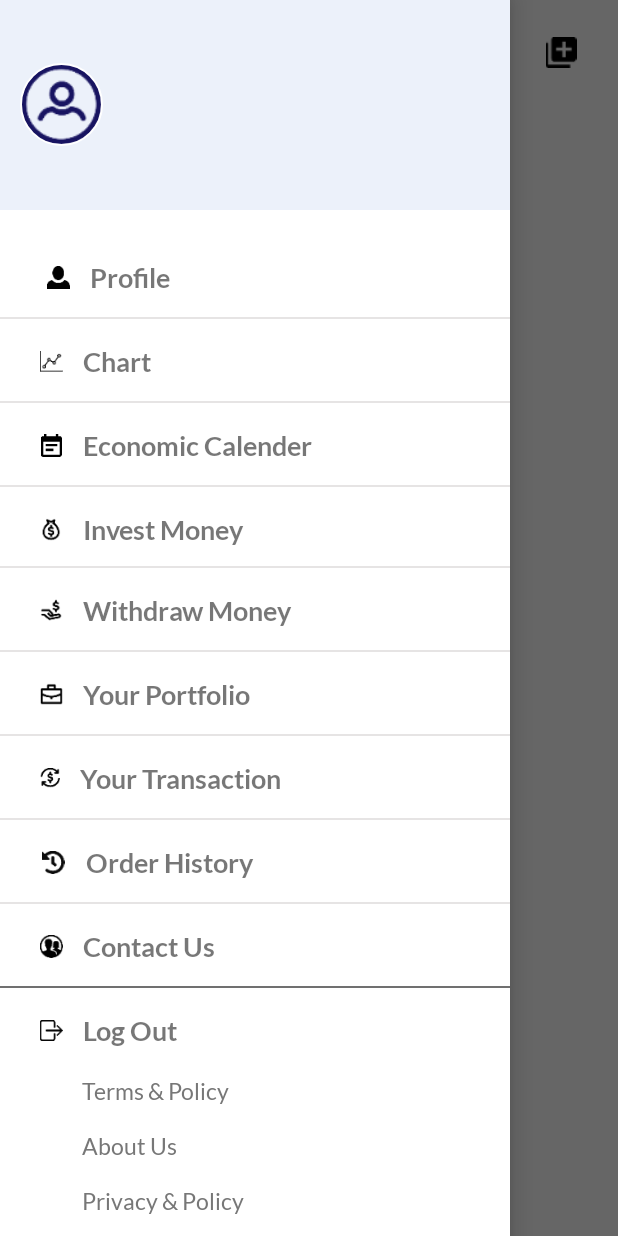
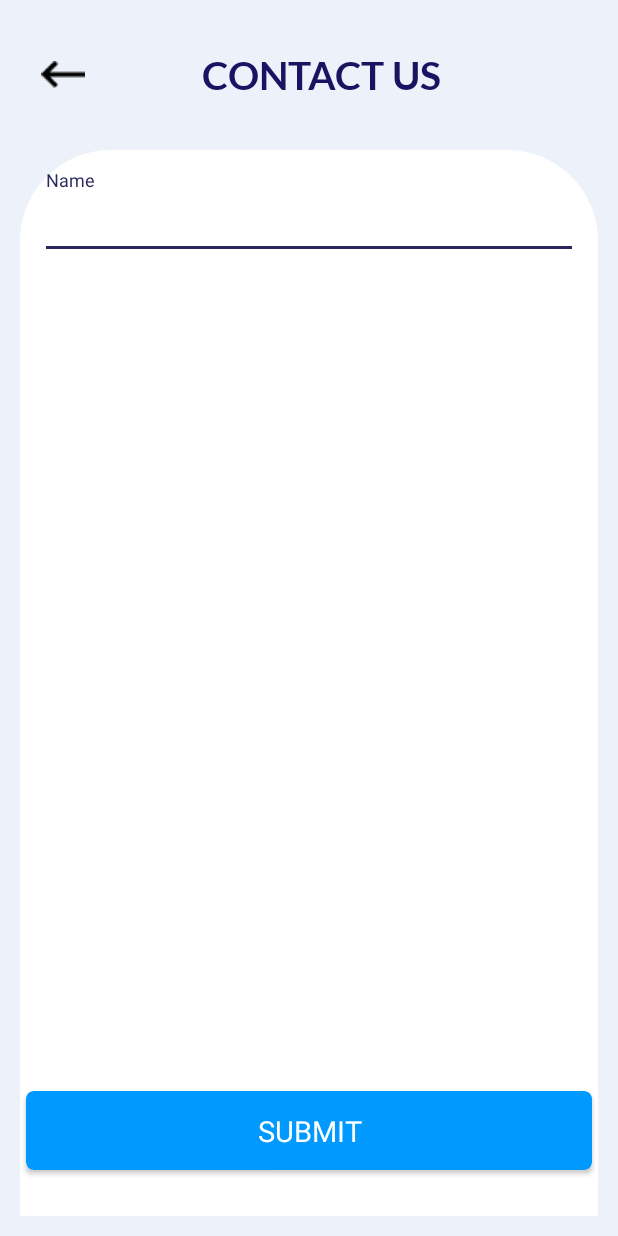
Before and after one commit to vpprajapati19/GrowFxTrade, an Android app: the MainActivity screen opened directly, with no data from a screen before it, after a tap on "Contact Us", on a phone screen of 412 x 824 dp. Run offline under Robolectric (Android 15) with nearby library versions, the phone set to English and light mode, and no system bars; our stand-ins replace CircleImageView, sdp/ssp sizes; libraries missing offline, so code that uses them is left out: com.facebook.appevents, com.github.ybq.android, com.kinda.alert, org.aviran.cookiebar2; network calls fail; pictures from the network do not load; 3 other taps on this screen came first.

Commit message:
vinod 11-03-2022 uploaded

```diff
--- a/app/src/main/AndroidManifest.xml
+++ b/app/src/main/AndroidManifest.xml
@@ -120,6 +120,12 @@
             android:screenOrientation="nosensor"
             android:theme="@style/MyMaterialTheme.NoActionBar"
             android:windowSoftInputMode="adjustNothing" />
+        <activity
+            android:name=".activity.ChatWithUsActivity"
+            android:label="@string/app_name"
+            android:screenOrientation="nosensor"
+            android:theme="@style/MyMaterialTheme.NoActionBar"
+            android:windowSoftInputMode="adjustNothing" />
 
         <meta-data
             android:name="com.facebook.sdk.ApplicationId"
--- /dev/null
+++ b/app/src/main/java/com/growfxtrade/activity/ChatWithUsActivity.java
@@ -0,0 +1,158 @@
+package com.growfxtrade.activity;
+
+import android.app.Dialog;
+import android.content.Intent;
+import android.os.Bundle;
+import android.util.Log;
+import android.view.View;
+import android.widget.EditText;
+import android.widget.ImageView;
+import android.widget.Toast;
+import androidx.appcompat.app.AppCompatActivity;
+import androidx.cardview.widget.CardView;
+import androidx.core.app.NotificationCompat;
+import com.facebook.appevents.AppEventsConstants;
+import com.growfxtrade.R;
+import com.growfxtrade.prefrence.PrefrenceManager;
+import com.growfxtrade.utils.AppUtils;
+import com.growfxtrade.utils.CommonMethods;
+import com.growfxtrade.utils.RequestInterface;
+import com.growfxtrade.utils.RetrofitClient;
+import com.kinda.alert.KAlertDialog;
+import okhttp3.ResponseBody;
+import org.json.JSONObject;
+import retrofit2.Call;
+import retrofit2.Callback;
+import retrofit2.Response;
+
+public class ChatWithUsActivity extends AppCompatActivity implements View.OnClickListener {
+    /* access modifiers changed from: private */
+    public String TAG = "AddCurrencyActivity";
+    private CardView btn_submit;
+    /* access modifiers changed from: private */
+    public Dialog dialog;
+    private EditText et_contactno;
+    private EditText et_email;
+    private EditText et_message;
+    private EditText et_name;
+    private EditText et_reason;
+    private ImageView ivicon;
+    JSONObject jsonObject;
+
+    /* access modifiers changed from: protected */
+    public void onCreate(Bundle bundle) {
+        super.onCreate(bundle);
+        setContentView((int) R.layout.activity_chatwithus);
+        initComponent();
+    }
+
+    private void initComponent() {
+        this.ivicon = (ImageView) findViewById(R.id.ivicon);
+        this.btn_submit = (CardView) findViewById(R.id.btn_submit);
+        this.et_name = (EditText) findViewById(R.id.et_name);
+        this.et_email = (EditText) findViewById(R.id.et_email);
+        this.et_contactno = (EditText) findViewById(R.id.et_contactno);
+        this.et_reason = (EditText) findViewById(R.id.et_reason);
+        this.et_message = (EditText) findViewById(R.id.et_message);
+        this.et_name.setText(PrefrenceManager.getString(this, PrefrenceManager.USERNAME));
+        this.et_email.setText(PrefrenceManager.getString(this, PrefrenceManager.EMAIL));
+        this.et_contactno.setText(PrefrenceManager.getString(this, PrefrenceManager.MOBILE));
+        this.ivicon.setOnClickListener(this);
+        this.btn_submit.setOnClickListener(this);
+    }
+
+    public void onClick(View view) {
+        if (view == this.ivicon) {
+            finish();
+            startActivity(new Intent(this, MainActivity.class));
+            overridePendingTransition(R.anim.enter_from_left, R.anim.exit_to_right);
+        }
+        if (view == this.btn_submit) {
+            String obj = this.et_name.getText().toString();
+            String obj2 = this.et_email.getText().toString();
+            String obj3 = this.et_contactno.getText().toString();
+            String obj4 = this.et_reason.getText().toString();
+            String obj5 = this.et_message.getText().toString();
+            if (obj.length() <= 0) {
+                this.et_name.setError("Enter Valid Name");
+            } else if (obj2.length() <= 0) {
+                this.et_email.setError("Enter Valid Email");
+            } else if (obj3.length() <= 0) {
+                this.et_contactno.setError("Enter Valid Contact Number");
+            } else if (obj4.length() <= 0) {
+                this.et_reason.setError("Enter Valid Reason");
+            } else if (obj5.length() <= 0) {
+                this.et_message.setError("Enter Valid Message");
+            } else if (!CommonMethods.getInternetStatus(this)) {
+                CommonMethods.showInternetDialog(this);
+            } else {
+                addContactInfo(obj, obj2, obj3, obj4, obj5);
+            }
+        }
+    }
+
+    private void getInfoDialog(String str) {
+        new KAlertDialog(this).setTitleText("").setContentText(str).setConfirmClickListener(new KAlertDialog.OnSweetClickListener() {
+            public void onClick(KAlertDialog kAlertDialog) {
+                kAlertDialog.dismissWithAnimation();
+                ChatWithUsActivity.this.startActivity(new Intent(ChatWithUsActivity.this, MainActivity.class));
+                ChatWithUsActivity.this.finish();
+            }
+        }).show();
+    }
+
+    public void onBackPressed() {
+        super.onBackPressed();
+        finish();
+        startActivity(new Intent(this, MainActivity.class));
+        overridePendingTransition(R.anim.enter_from_left, R.anim.exit_to_right);
+    }
+
+    public void addContactInfo(String str, String str2, String str3, String str4, String str5) {
+        String str6 = this.TAG;
+        Log.e(str6, "money1  " + PrefrenceManager.getString(this, PrefrenceManager.USERID));
+        this.dialog = CommonMethods.showDialogProgressBarNew(this);
+        ((RequestInterface) RetrofitClient.getClient(this).create(RequestInterface.class)).addContact(str, str2, str3, str4, str5).enqueue(new Callback<ResponseBody>() {
+            public void onResponse(Call<ResponseBody> call, Response<ResponseBody> response) {
+                String str;
+                ChatWithUsActivity.this.dialog.dismiss();
+                String access$100 = ChatWithUsActivity.this.TAG;
+                CommonMethods.PrintLog(access$100, "url  " + response.raw().request().url());
+                String str2 = "";
+                try {
+                    String string = response.body().string();
+                    String access$1002 = ChatWithUsActivity.this.TAG;
+                    CommonMethods.PrintLog(access$1002, "url res " + string);
+                    ChatWithUsActivity.this.jsonObject = new JSONObject(string);
+                    str2 = ChatWithUsActivity.this.jsonObject.getString("staus");
+                    str = ChatWithUsActivity.this.jsonObject.getString(NotificationCompat.CATEGORY_MESSAGE);
+                } catch (Exception e) {
+                    String access$1003 = ChatWithUsActivity.this.TAG;
+                    CommonMethods.PrintLog(access$1003, "url Exception " + e.toString());
+                    str = "Error..!!!";
+                }
+                if (str2.equalsIgnoreCase(AppEventsConstants.EVENT_PARAM_VALUE_NO)) {
+                    final Dialog dialog = new Dialog(ChatWithUsActivity.this);
+                    dialog.requestWindowFeature(1);
+                    dialog.setCancelable(false);
+                    dialog.setContentView(R.layout.dialog);
+                    ((CardView) dialog.findViewById(R.id.btn_submit)).setOnClickListener(new View.OnClickListener() {
+                        public void onClick(View view) {
+                            dialog.dismiss();
+                            ChatWithUsActivity.this.startActivity(new Intent(ChatWithUsActivity.this, MainActivity.class));
+                            ChatWithUsActivity.this.finish();
+                        }
+                    });
+                    dialog.show();
+                    return;
+                }
+                Toast.makeText(ChatWithUsActivity.this, str, 0).show();
+            }
+
+            public void onFailure(Call<ResponseBody> call, Throwable th) {
+                ChatWithUsActivity.this.dialog.dismiss();
+                CommonMethods.simpleSnackbar(ChatWithUsActivity.this, AppUtils.SERVER_ERROR);
+            }
+        });
+    }
+}
--- a/app/src/main/java/com/growfxtrade/activity/MainActivity.java
+++ b/app/src/main/java/com/growfxtrade/activity/MainActivity.java
@@ -284,8 +284,8 @@ public class MainActivity extends BaseActivity implements NavigationView.OnNavig
             } else {
                 drawer_orderhistory.setSelected(true);
             }
-          //  Intent intent = new Intent(this, OrderHistoryActivity.class);
-          //  startActivity(intent);
+            Intent intent = new Intent(this, OrderHistoryActivity.class);
+            startActivity(intent);
             overridePendingTransition(R.anim.slide_in_right, R.anim.slide_out_left);
         }
         if (view == drawer_item_chatwithus) {
@@ -296,8 +296,8 @@ public class MainActivity extends BaseActivity implements NavigationView.OnNavig
               //  drawer_item_chatwithus.setBackgroundColor(getResources().getColor(R.color.gray_333));
                 drawer_item_chatwithus.setSelected(true);
             }
-         //   Intent intent = new Intent(this, ChatWithUsActivity.class);
-         //   startActivity(intent);
+            Intent intent = new Intent(this, ChatWithUsActivity.class);
+            startActivity(intent);
             overridePendingTransition(R.anim.slide_in_right, R.anim.slide_out_left);
         }
         if (view == drawer_item_resetpwd) {
@@ -307,8 +307,8 @@ public class MainActivity extends BaseActivity implements NavigationView.OnNavig
             } else {
                 drawer_item_resetpwd.setSelected(true);
             }
-           // Intent intent = new Intent(this, ChangePasswordActivity.class);
-           // startActivity(intent);
+            Intent intent = new Intent(this, ForgotPasswordActivity.class);
+            startActivity(intent);
             overridePendingTransition(R.anim.slide_in_right, R.anim.slide_out_left);
         }
         if (view == drawer_item_portfolio) {
--- /dev/null
+++ b/app/src/main/res/layout/activity_chatwithus.xml
@@ -0,0 +1,228 @@
+<?xml version="1.0" encoding="utf-8"?>
+<androidx.constraintlayout.widget.ConstraintLayout xmlns:android="http://schemas.android.com/apk/res/android"
+    xmlns:aapt="http://schemas.android.com/aapt"
+    xmlns:sweet="http://schemas.android.com/apk/res-auto"
+    android:layout_width="match_parent"
+    android:layout_height="match_parent"
+    android:background="@color/colorBgHeader">
+
+    <RelativeLayout
+        android:layout_width="match_parent"
+        android:layout_height="match_parent">
+
+        <RelativeLayout
+            android:id="@+id/mainc"
+            android:layout_width="match_parent"
+            android:layout_height="100dp">
+            <androidx.appcompat.widget.Toolbar
+                xmlns:android="http://schemas.android.com/apk/res/android"
+                android:id="@+id/toolbar"
+                android:layout_width="fill_parent"
+                android:layout_height="fill_parent"
+                android:elevation="0dp"
+                android:background="@color/colorBgHeader">
+
+                <RelativeLayout
+                    android:layout_width="match_parent"
+                    android:layout_height="wrap_content"
+                    android:gravity="center_vertical">
+
+                    <ImageView
+                        android:id="@+id/ivicon"
+                        android:layout_width="@dimen/_40sdp"
+                        android:layout_height="@dimen/_20sdp"
+                        android:layout_centerVertical="true"
+                        android:layout_marginRight="10.0dip"
+                        android:padding="@dimen/_3sdp"
+                        android:src="@drawable/ic_back_arrow_new"
+                        android:visibility="visible" />
+
+                    <TextView
+                        android:id="@+id/tvtitle"
+                        android:layout_width="match_parent"
+                        android:layout_height="wrap_content"
+                        android:layout_centerVertical="true"
+                        android:fontFamily="@font/lato_bold"
+                        android:gravity="center"
+                        android:maxLines="1"
+                        android:text="@string/contactus"
+                        android:textAllCaps="true"
+                        android:textColor="@color/colorTitle"
+                        android:textSize="@dimen/_20sdp"
+                        android:textStyle="bold"
+                        android:visibility="visible" />
+
+                </RelativeLayout>
+            </androidx.appcompat.widget.Toolbar>
+        </RelativeLayout>
+
+        <RelativeLayout
+            android:layout_width="match_parent"
+            android:layout_height="match_parent"
+            android:layout_below="@+id/mainc"
+            android:layout_marginLeft="@dimen/_10sdp"
+            android:layout_marginRight="@dimen/_10sdp"
+            android:layout_marginBottom="@dimen/_10sdp"
+            android:orientation="vertical"
+            android:background="@drawable/bg_profile_rounded">
+
+            <LinearLayout
+                android:layout_width="match_parent"
+                android:layout_height="wrap_content"
+                android:layout_margin="@dimen/_10sdp"
+                android:orientation="vertical">
+
+                <com.google.android.material.textfield.TextInputLayout
+                    android:id="@+id/input_name"
+                    android:layout_width="match_parent"
+                    android:layout_height="wrap_content"
+                    android:textColorHint="@color/white">
+
+                    <com.google.android.material.textfield.TextInputEditText
+                        android:id="@+id/et_name"
+                        android:layout_width="match_parent"
+                        android:layout_height="wrap_content"
+                        android:layout_marginTop="5dp"
+                        android:backgroundTint="@color/colorLine"
+                        android:drawablePadding="@dimen/dp_10"
+                        android:hint="Name"
+                        android:inputType="none"
+                        android:textColorHint="@color/colorLine"
+                        android:textColor="@color/black"
+                        android:textSize="@dimen/_16sdp" />
+                </com.google.android.material.textfield.TextInputLayout>
+
+                <com.google.android.material.textfield.TextInputLayout
+                    android:id="@+id/input_email"
+                    android:layout_width="match_parent"
+                    android:layout_height="wrap_content"
+                    android:layout_marginTop="@dimen/_10sdp"
+                    android:textColorHint="@color/white">
+
+                    <com.google.android.material.textfield.TextInputEditText
+                        android:id="@+id/et_email"
+                        android:layout_width="match_parent"
+                        android:layout_height="wrap_content"
+                        android:layout_marginTop="5dp"
+                        android:backgroundTint="@color/white"
+                        android:drawablePadding="@dimen/dp_10"
+                        android:hint="@string/email"
+                        android:inputType="none"
+                        android:textColor="@color/white"
+                        android:textSize="@dimen/_12sdp" />
+                </com.google.android.material.textfield.TextInputLayout>
+
+                <com.google.android.material.textfield.TextInputLayout
+                    android:id="@+id/input_contactno"
+                    android:layout_width="match_parent"
+                    android:layout_height="wrap_content"
+                    android:layout_marginTop="@dimen/_10sdp"
+                    android:textColorHint="@color/white">
+
+                    <com.google.android.material.textfield.TextInputEditText
+                        android:id="@+id/et_contactno"
+                        android:layout_width="match_parent"
+                        android:layout_height="wrap_content"
+                        android:layout_marginTop="5dp"
+                        android:backgroundTint="@color/white"
+                        android:drawablePadding="@dimen/dp_10"
+                        android:hint="@string/contactno"
+                        android:inputType="none"
+                        android:textColor="@color/white"
+                        android:textSize="@dimen/_12sdp" />
+                </com.google.android.material.textfield.TextInputLayout>
+
+                <com.google.android.material.textfield.TextInputLayout
+                    android:id="@+id/input_coundtrycode"
+                    android:layout_width="match_parent"
+                    android:layout_height="wrap_content"
+                    android:layout_marginTop="@dimen/_10sdp"
+                    android:textColorHint="@color/white"
+                    android:visibility="gone">
+
+                    <com.google.android.material.textfield.TextInputEditText
+                        android:id="@+id/et_coundtrycode"
+                        android:layout_width="match_parent"
+                        android:layout_height="wrap_content"
+                        android:layout_marginTop="5dp"
+                        android:backgroundTint="@color/white"
+                        android:drawablePadding="@dimen/dp_10"
+                        android:hint="@string/coundtrycode"
+                        android:inputType="none"
+                        android:textColor="@color/white"
+                        android:textSize="@dimen/_12sdp" />
+                </com.google.android.material.textfield.TextInputLayout>
+
+                <com.google.android.material.textfield.TextInputLayout
+                    android:id="@+id/input_coundtry"
+                    android:layout_width="match_parent"
+                    android:layout_height="wrap_content"
+                    android:layout_marginTop="@dimen/_10sdp"
+                    android:textColorHint="@color/white">
+
+                    <com.google.android.material.textfield.TextInputEditText
+                        android:id="@+id/et_reason"
+                        android:layout_width="match_parent"
+                        android:layout_height="wrap_content"
+                        android:layout_marginTop="5dp"
+                        android:backgroundTint="@color/white"
+                        android:drawablePadding="@dimen/dp_10"
+                        android:hint="@string/reason"
+                        android:inputType="text"
+                        android:textColor="@color/white"
+                        android:textSize="@dimen/_12sdp" />
+                </com.google.android.material.textfield.TextInputLayout>
+
+                <com.google.android.material.textfield.TextInputLayout
+                    android:id="@+id/input_investmoney"
+                    android:layout_width="match_parent"
+                    android:layout_height="wrap_content"
+                    android:layout_marginTop="@dimen/_10sdp"
+                    android:textColorHint="@color/white">
+
+                    <com.google.android.material.textfield.TextInputEditText
+                        android:id="@+id/et_message"
+                        android:layout_width="match_parent"
+                        android:layout_height="wrap_content"
+                        android:layout_marginTop="5dp"
+                        android:backgroundTint="@color/white"
+                        android:drawablePadding="@dimen/dp_10"
+                        android:hint="@string/message"
+                        android:inputType="text"
+                        android:textColor="@color/white"
+                        android:textSize="@dimen/_12sdp" />
+                </com.google.android.material.textfield.TextInputLayout>
+            </LinearLayout>
+
+            <LinearLayout
+                android:layout_width="match_parent"
+                android:layout_height="wrap_content"
+                android:layout_alignParentBottom="true"
+                android:gravity="center"
+                android:orientation="vertical">
+
+                <androidx.cardview.widget.CardView
+                    android:id="@+id/btn_submit"
+                    android:layout_width="match_parent"
+                    android:layout_height="wrap_content"
+                    android:layout_marginBottom="@dimen/_20sdp"
+                    android:elevation="@dimen/_10sdp"
+                    sweet:cardBackgroundColor="@color/light_blue"
+                    sweet:cardCornerRadius="5dp"
+                    sweet:cardPreventCornerOverlap="true"
+                    sweet:cardUseCompatPadding="true">
+
+                    <TextView
+                        android:layout_width="match_parent"
+                        android:layout_height="wrap_content"
+                        android:gravity="center"
+                        android:paddingTop="@dimen/_10sdp"
+                        android:paddingBottom="@dimen/_10sdp"
+                        android:text="SUBMIT"
+                        android:textColor="@color/white"
+                        android:textSize="@dimen/_15sdp" />
+                </androidx.cardview.widget.CardView>
+            </LinearLayout>
+        </RelativeLayout>
+    </RelativeLayout>
+</androidx.constraintlayout.widget.ConstraintLayout>
--- a/app/src/main/res/layout/activity_invest_money_qr_code.xml
+++ b/app/src/main/res/layout/activity_invest_money_qr_code.xml
@@ -136,6 +136,7 @@
                                 android:text="Invested  ">
                             </TextView>
                             <TextView
+                                android:id="@+id/tv_price"
                                 android:layout_width="wrap_content"
                                 android:layout_height="wrap_content"
                                 android:layout_gravity="center"
--- a/app/src/main/res/layout/activity_invest_money_upi.xml
+++ b/app/src/main/res/layout/activity_invest_money_upi.xml
@@ -137,6 +137,7 @@
                                 android:text="Invested  ">
                             </TextView>
                             <TextView
+                                android:id="@+id/tv_price"
                                 android:layout_width="wrap_content"
                                 android:layout_height="wrap_content"
                                 android:layout_gravity="center"
```
Also changed, not shown: app/src/main/java/com/growfxtrade/activity/InvestMoneyActivity.java (+14 -11 lines), app/src/main/java/com/growfxtrade/activity/InvestMoneyQrCodeActivity.java (+11 -1 lines), app/src/main/java/com/growfxtrade/activity/InvestMoneyUpiActivity.java (+11 -0 lines), app/src/main/java/com/growfxtrade/activity/RegisterActivity.java (+13 -0 lines), app/src/main/java/com/growfxtrade/activity/TransactionActivity.java (+10 -6 lines).
